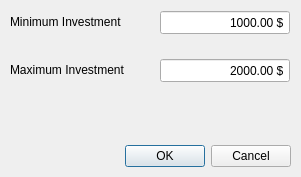
Old version of the form QT/DialogPopUp.ui in the repository Gendostie/market-analysis.
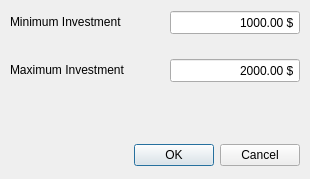
New version of the form.

The edit to the form file:
```diff
--- a/QT/DialogPopUp.ui
+++ b/QT/DialogPopUp.ui
@@ -6,8 +6,8 @@
    <rect>
     <x>0</x>
     <y>0</y>
-    <width>301</width>
-    <height>177</height>
+    <width>310</width>
+    <height>179</height>
    </rect>
   </property>
   <property name="windowTitle">
@@ -18,8 +18,8 @@
     <rect>
      <x>10</x>
      <y>140</y>
-     <width>281</width>
-     <height>32</height>
+     <width>290</width>
+     <height>30</height>
     </rect>
    </property>
    <property name="orientation">
@@ -51,7 +51,7 @@
   <widget class="QDoubleSpinBox" name="doubleSpinBox_minInvest">
    <property name="geometry">
     <rect>
-     <x>160</x>
+     <x>170</x>
      <y>10</y>
      <width>130</width>
      <height>25</height>
@@ -98,7 +98,7 @@
   <widget class="QDoubleSpinBox" name="doubleSpinBox_maxInvest">
    <property name="geometry">
     <rect>
-     <x>160</x>
+     <x>170</x>
      <y>58</y>
      <width>130</width>
      <height>25</height>
```
